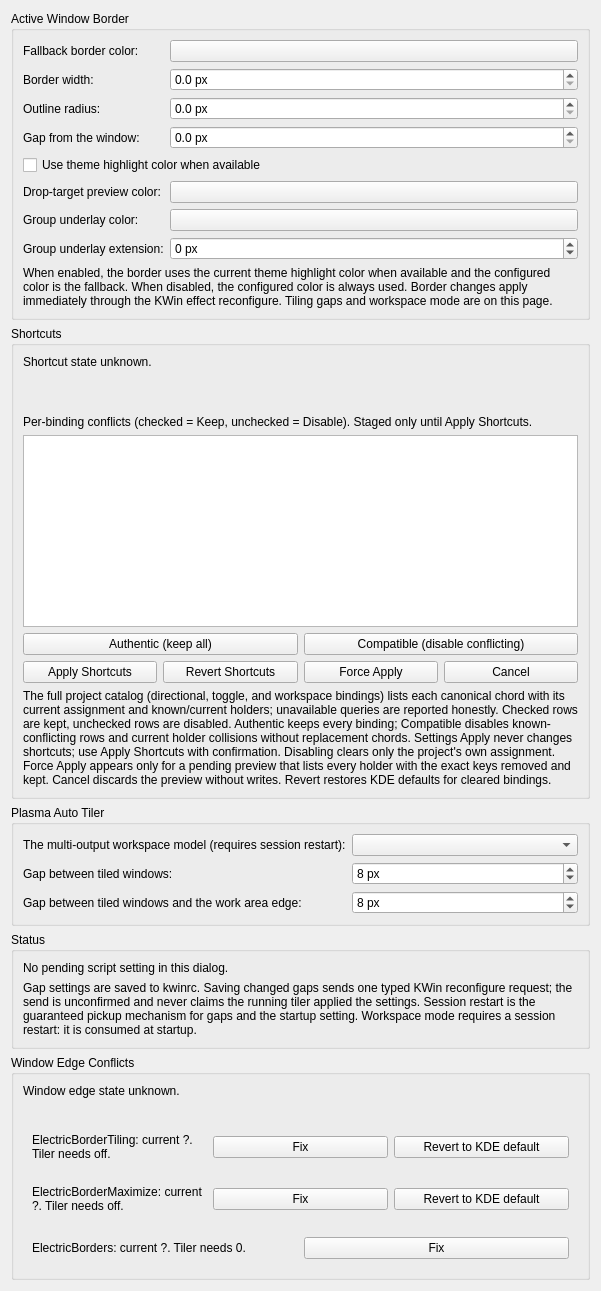
Above: kwin/native-effect/unifiedsettings.ui from beefsack/plasma-auto-tiler before the change. Below: the same form after it.
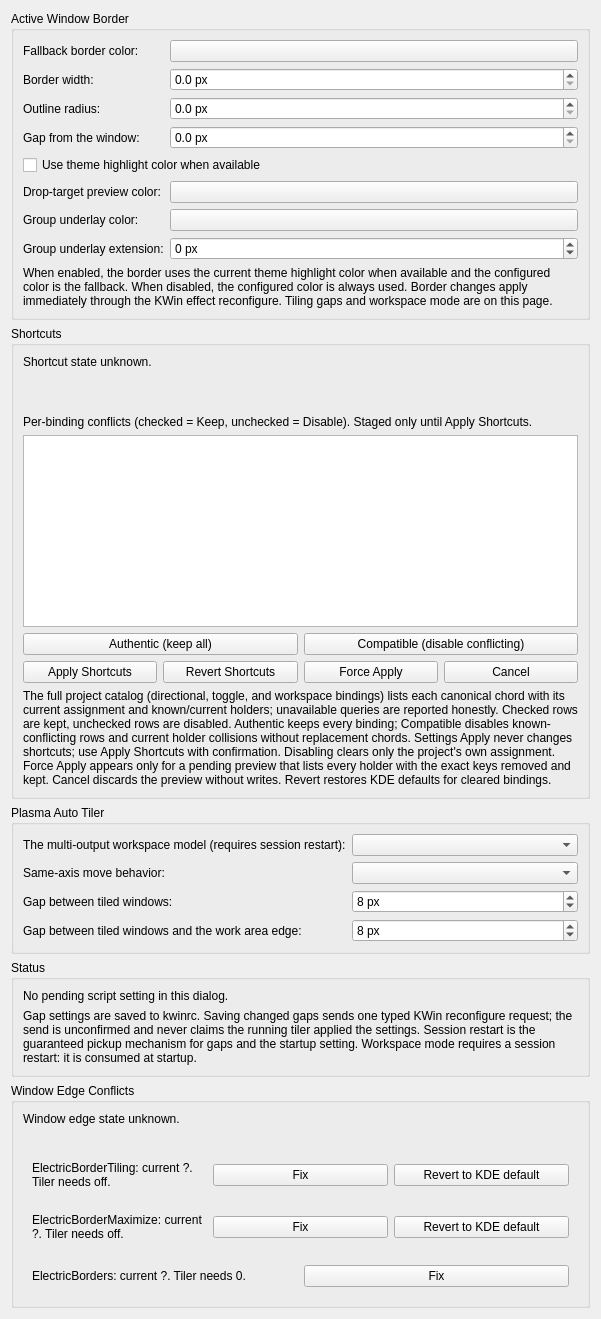
That is the form after the change. Custom widgets are drawn as their Qt base class.

Commit message: Implement configurable same-axis wrap and flat sibling swap for KDE

```diff
--- a/kwin/native-effect/unifiedsettings.ui
+++ b/kwin/native-effect/unifiedsettings.ui
@@ -313,6 +313,19 @@
        <widget class="QComboBox" name="workspaceModeCombo"/>
       </item>
        <item row="1" column="0">
+         <widget class="QLabel" name="label_sameAxisMove">
+          <property name="buddy">
+           <cstring>sameAxisMoveCombo</cstring>
+          </property>
+         <property name="text">
+          <string>Same-axis move behavior:</string>
+         </property>
+        </widget>
+       </item>
+        <item row="1" column="1">
+        <widget class="QComboBox" name="sameAxisMoveCombo"/>
+       </item>
+        <item row="2" column="0">
         <widget class="QLabel" name="label_innerGap">
          <property name="buddy">
           <cstring>innerGapSpinBox</cstring>
@@ -322,7 +335,7 @@
         </property>
        </widget>
       </item>
-       <item row="1" column="1">
+        <item row="2" column="1">
        <widget class="QSpinBox" name="innerGapSpinBox">
         <property name="minimum">
          <number>0</number>
@@ -338,7 +351,7 @@
         </property>
        </widget>
       </item>
-       <item row="2" column="0">
+        <item row="3" column="0">
         <widget class="QLabel" name="label_outerGap">
          <property name="buddy">
           <cstring>outerGapSpinBox</cstring>
@@ -348,7 +361,7 @@
         </property>
        </widget>
       </item>
-       <item row="2" column="1">
+        <item row="3" column="1">
        <widget class="QSpinBox" name="outerGapSpinBox">
         <property name="minimum">
          <number>0</number>
```
Lines whose indentation alone changed are shown as unchanged. The commit also changes 32 other files.
